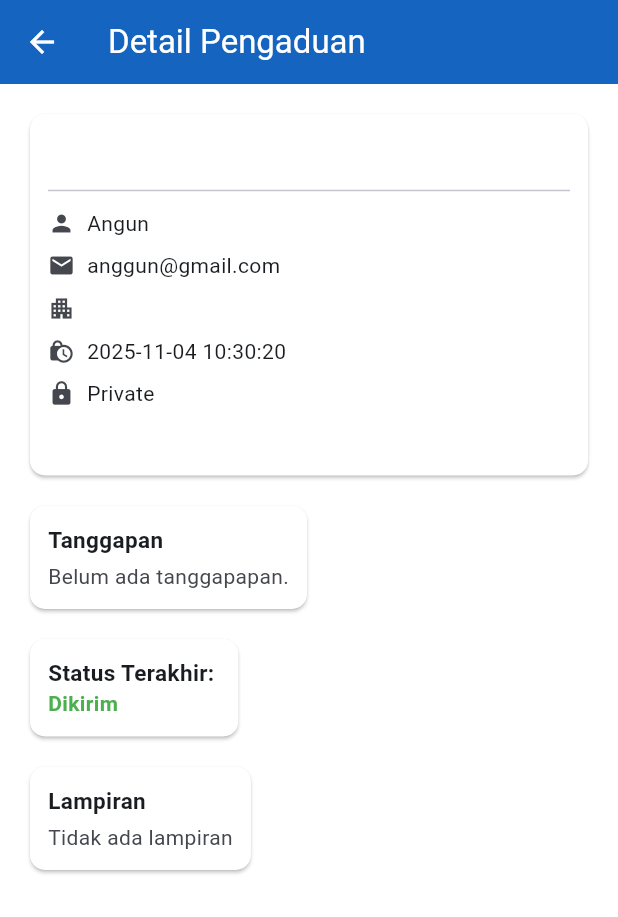
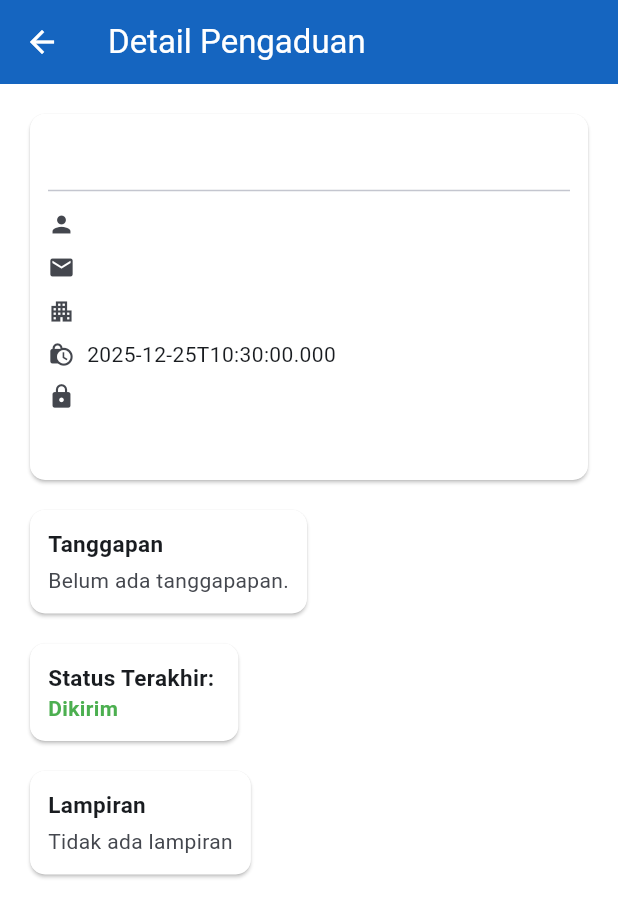
Before and after one commit to UlfiatulRosida/project_tim, a Flutter app: the DetailPengaduanPage screen opened directly with empty values, on a phone screen of 412 x 824 dp. Shown: the top 917 px of the screen. Run offline on Flutter 3.47's test engine with Material 3 defaults, Android fonts, the phone set to English and light mode, and no system bars; our stand-ins replace file_picker, image_picker, shared_preferences; accounts and stored records are empty.

Commit message:
perbaiki halaman detail

```diff
--- a/lib/pages/detail_pengaduan_page.dart
+++ b/lib/pages/detail_pengaduan_page.dart
@@ -2,17 +2,10 @@ import 'package:flutter/material.dart';
 
 class DetailPengaduanPage extends StatelessWidget {
   // DITAMBAHKAN: deklarasi variabel untuk menampung data yang dikirim
-  final String judul;
-  final String tujuan;
-  final String isi;
+  final Map<String, dynamic> pengaduan;
 
   // DITAMBAHKAN: konstruktor menerima data dari halaman sebelumnya
-  const DetailPengaduanPage({
-    super.key,
-    required this.judul,
-    required this.tujuan,
-    required this.isi,
-  });
+  const DetailPengaduanPage({super.key, required this.pengaduan});
 
   @override
   Widget build(BuildContext context) {
@@ -57,7 +50,7 @@ class DetailPengaduanPage extends StatelessWidget {
                   crossAxisAlignment: CrossAxisAlignment.start,
                   children: [
                     Text(
-                      judul,
+                      pengaduan['judul'] ?? '-',
                       style: TextStyle(
                         fontSize: 16,
                         fontWeight: FontWeight.w600,
@@ -66,17 +59,21 @@ class DetailPengaduanPage extends StatelessWidget {
                     ),
                     const SizedBox(height: 8),
                     Divider(color: theme.colorScheme.outlineVariant),
-                    _buildDetailRow(context, Icons.person, "Angun"),
-                    _buildDetailRow(context, Icons.email, "anggun@gmail.com"),
+                    _buildDetailRow(
+                        context, Icons.person, pengaduan['nama'] ?? '-'),
+                    _buildDetailRow(
+                        context, Icons.email, pengaduan['email'] ?? '-'),
                     // DITAMBAHKAN: tampilkan tujuan dari parameter
-                    _buildDetailRow(context, Icons.apartment, tujuan),
-                    _buildDetailRow(
-                        context, Icons.lock_clock, "2025-11-04 10:30:20"),
-                    _buildDetailRow(context, Icons.lock, "Private"),
+                    _buildDetailRow(context, Icons.apartment,
+                        pengaduan['pd']?['nm_opd'] ?? '-'),
+                    _buildDetailRow(context, Icons.lock_clock,
+                        pengaduan['created_at'] ?? '-'),
+                    _buildDetailRow(context, Icons.lock,
+                        pengaduan['status_privasi'] ?? '-'),
                     const SizedBox(height: 8),
                     //DITAMBAHKAN: tampilkan isi dari parameter
                     Text(
-                      isi,
+                      pengaduan['isi_surat'] ?? '-',
                       style: TextStyle(
                           fontSize: 14,
                           color: theme.colorScheme.onSurfaceVariant),
```
